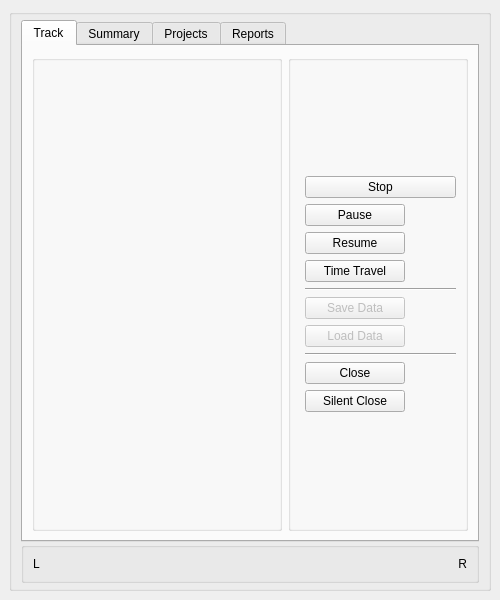
The window that GUI/Main.ui (hratcliffe/TimeTrackerTwo) describes before a commit, drawn with Qt 5.
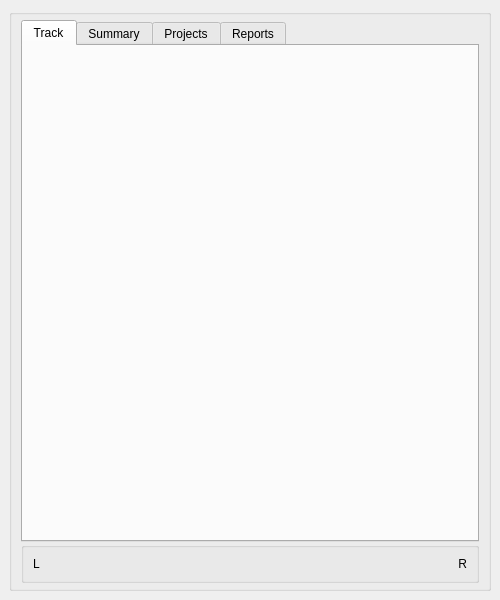
The same window after the commit.

Commit message:
Moving Tracker Tab out
Starts process of moving tab content to individual files to
streamline the View class

Diff of the .ui file:
```diff
--- a/GUI/Main.ui
+++ b/GUI/Main.ui
@@ -119,208 +119,7 @@
           </attribute>
           <layout class="QGridLayout" name="gridLayout_5">
            <item row="0" column="0">
-            <layout class="QGridLayout" name="t_gridLayout">
-             <property name="verticalSpacing">
-              <number>4</number>
-             </property>
-             <item row="0" column="0">
-              <widget class="QGroupBox" name="t_project_buttons">
-               <property name="sizePolicy">
-                <sizepolicy hsizetype="Preferred" vsizetype="Preferred">
-                 <horstretch>0</horstretch>
-                 <verstretch>0</verstretch>
-                </sizepolicy>
-               </property>
-               <property name="minimumSize">
-                <size>
-                 <width>250</width>
-                 <height>0</height>
-                </size>
-               </property>
-               <property name="title">
-                <string/>
-               </property>
-               <layout class="QVBoxLayout" name="verticalLayout_5">
-                <item>
-                 <layout class="QVBoxLayout" name="verticalLayout_4"/>
-                </item>
-               </layout>
-              </widget>
-             </item>
-             <item row="0" column="1">
-              <widget class="QGroupBox" name="t_main_buttons">
-               <property name="sizePolicy">
-                <sizepolicy hsizetype="Preferred" vsizetype="Preferred">
-                 <horstretch>1</horstretch>
-                 <verstretch>0</verstretch>
-                </sizepolicy>
-               </property>
-               <property name="minimumSize">
-                <size>
-                 <width>120</width>
-                 <height>0</height>
-                </size>
-               </property>
-               <property name="title">
-                <string/>
-               </property>
-               <layout class="QVBoxLayout" name="verticalLayout_2">
-                <item>
-                 <layout class="QVBoxLayout" name="verticalLayout">
-                  <property name="spacing">
-                   <number>-1</number>
-                  </property>
-                  <property name="sizeConstraint">
-                   <enum>QLayout::SizeConstraint::SetDefaultConstraint</enum>
-                  </property>
-                  <property name="leftMargin">
-                   <number>5</number>
-                  </property>
-                  <item>
-                   <widget class="QPushButton" name="t_stop_button">
-                    <property name="text">
-                     <string>Stop</string>
-                    </property>
-                   </widget>
-                  </item>
-                  <item>
-                   <widget class="QPushButton" name="t_pause_button">
-                    <property name="sizePolicy">
-                     <sizepolicy hsizetype="Minimum" vsizetype="Fixed">
-                      <horstretch>10</horstretch>
-                      <verstretch>0</verstretch>
-                     </sizepolicy>
-                    </property>
-                    <property name="maximumSize">
-                     <size>
-                      <width>100</width>
-                      <height>16777215</height>
-                     </size>
-                    </property>
-                    <property name="baseSize">
-                     <size>
-                      <width>100</width>
-                      <height>0</height>
-                     </size>
-                    </property>
-                    <property name="text">
-                     <string>Pause</string>
-                    </property>
-                   </widget>
-                  </item>
-                  <item>
-                   <widget class="QPushButton" name="t_resume_button">
-                    <property name="maximumSize">
-                     <size>
-                      <width>100</width>
-                      <height>16777215</height>
-                     </size>
-                    </property>
-                    <property name="baseSize">
-                     <size>
-                      <width>100</width>
-                      <height>0</height>
-                     </size>
-                    </property>
-                    <property name="text">
-                     <string>Resume</string>
-                    </property>
-                   </widget>
-                  </item>
-                  <item>
-                   <widget class="QPushButton" name="t_ttravel_button">
-                    <property name="enabled">
-                     <bool>true</bool>
-                    </property>
-                    <property name="maximumSize">
-                     <size>
-                      <width>100</width>
-                      <height>16777215</height>
-                     </size>
-                    </property>
-                    <property name="text">
-                     <string>Time Travel</string>
-                    </property>
-                   </widget>
-                  </item>
-                  <item>
-                   <widget class="Line" name="line">
-                    <property name="orientation">
-                     <enum>Qt::Orientation::Horizontal</enum>
-                    </property>
-                   </widget>
-                  </item>
-                  <item>
-                   <widget class="QPushButton" name="t_save_button">
-                    <property name="enabled">
-                     <bool>false</bool>
-                    </property>
-                    <property name="maximumSize">
-                     <size>
-                      <width>100</width>
-                      <height>16777215</height>
-                     </size>
-                    </property>
-                    <property name="text">
-                     <string>Save Data</string>
-                    </property>
-                   </widget>
-                  </item>
-                  <item>
-                   <widget class="QPushButton" name="t_load_button">
-                    <property name="enabled">
-                     <bool>false</bool>
-                    </property>
-                    <property name="maximumSize">
-                     <size>
-                      <width>100</width>
-                      <height>16777215</height>
-                     </size>
-                    </property>
-                    <property name="text">
-                     <string>Load Data</string>
-                    </property>
-                   </widget>
-                  </item>
-                  <item>
-                   <widget class="Line" name="line_2">
-                    <property name="orientation">
-                     <enum>Qt::Orientation::Horizontal</enum>
-                    </property>
-                   </widget>
-                  </item>
-                  <item>
-                   <widget class="QPushButton" name="t_close_button">
-                    <property name="maximumSize">
-                     <size>
-                      <width>100</width>
-                      <height>16777215</height>
-                     </size>
-                    </property>
-                    <property name="text">
-                     <string>Close</string>
-                    </property>
-                   </widget>
-                  </item>
-                  <item>
-                   <widget class="QPushButton" name="t_silent_button">
-                    <property name="maximumSize">
-                     <size>
-                      <width>100</width>
-                      <height>16777215</height>
-                     </size>
-                    </property>
-                    <property name="text">
-                     <string>Silent Close</string>
-                    </property>
-                   </widget>
-                  </item>
-                 </layout>
-                </item>
-               </layout>
-              </widget>
-             </item>
-            </layout>
+            <layout class="QVBoxLayout" name="track_target_layout"/>
            </item>
           </layout>
          </widget>
```
Left out of the diff: 6 changed lines with no effect on the pictures. The commit also changes 6 other files.
